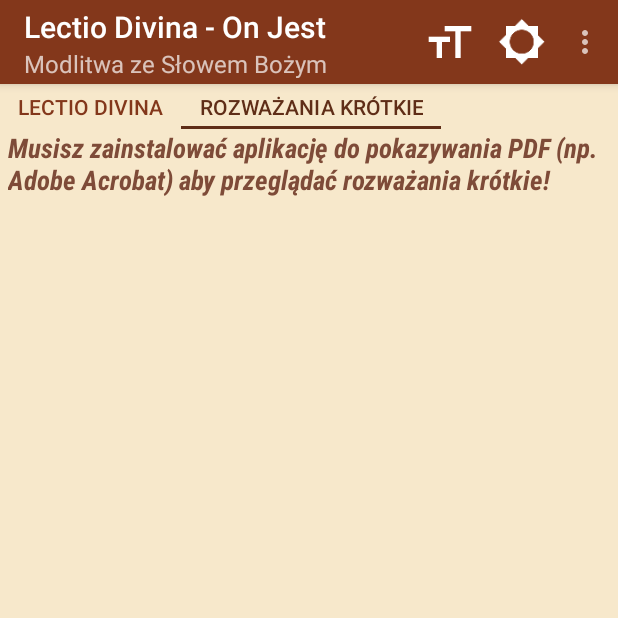
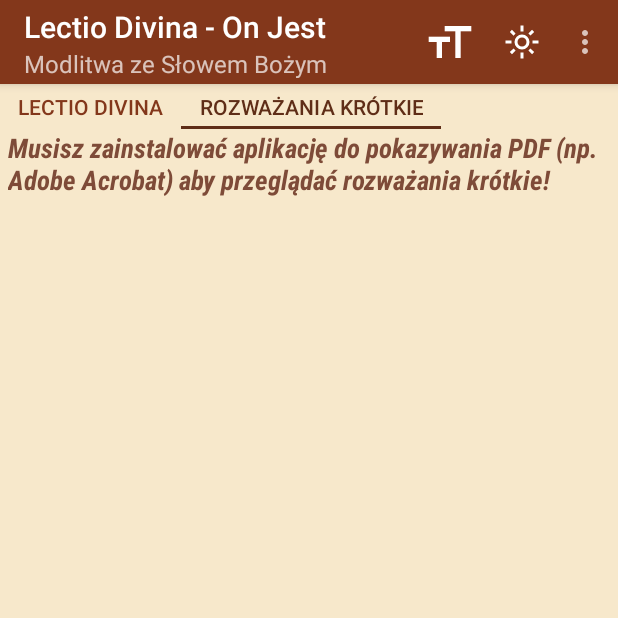
Before and after one commit to TomRom27/LectioDivinaOnJest, an Android app: the ReadingsActivity screen opened directly, with no data from a screen before it, tab 2 chosen, on a phone screen of 412 x 824 dp, the top half of it. Run offline under Robolectric (Android 15) with nearby library versions, the phone set to English and light mode, and no system bars.

Commit message:
Gradle upgrade and new theme change icons

```diff
--- a/app/build.gradle
+++ b/app/build.gradle
@@ -10,8 +10,8 @@ android {
         applicationId "com.tr.onjestslowo.app"
         minSdkVersion 28
         targetSdkVersion 34
-        versionCode 243
-        versionName '2.4.3'
+        versionCode 245
+        versionName '2.4.5'
     }
 
     buildFeatures {
--- /dev/null
+++ b/app/src/main/res/drawable/ic_dark_mode_vector.xml
@@ -0,0 +1,9 @@
+<vector xmlns:android="http://schemas.android.com/apk/res/android"
+    android:width="24dp"
+    android:height="24dp"
+    android:viewportWidth="960"
+    android:viewportHeight="960">
+  <path
+      android:pathData="M480,840q-150,0 -255,-105T120,480q0,-150 105,-255t255,-105q14,0 27.5,1t26.5,3q-41,29 -65.5,75.5T444,300q0,90 63,153t153,63q55,0 101,-24.5t75,-65.5q2,13 3,26.5t1,27.5q0,150 -105,255T480,840ZM480,760q88,0 158,-48.5T740,585q-20,5 -40,8t-40,3q-123,0 -209.5,-86.5T364,300q0,-20 3,-40t8,-40q-78,32 -126.5,102T200,480q0,116 82,198t198,82ZM470,490Z"
+      android:fillColor="#5f6368"/>
+</vector>
--- /dev/null
+++ b/app/src/main/res/drawable/ic_light_mode_vector.xml
@@ -0,0 +1,9 @@
+<vector xmlns:android="http://schemas.android.com/apk/res/android"
+    android:width="24dp"
+    android:height="24dp"
+    android:viewportWidth="960"
+    android:viewportHeight="960">
+  <path
+      android:pathData="M480,600q50,0 85,-35t35,-85q0,-50 -35,-85t-85,-35q-50,0 -85,35t-35,85q0,50 35,85t85,35ZM480,680q-83,0 -141.5,-58.5T280,480q0,-83 58.5,-141.5T480,280q83,0 141.5,58.5T680,480q0,83 -58.5,141.5T480,680ZM200,520L40,520v-80h160v80ZM920,520L760,520v-80h160v80ZM440,200v-160h80v160h-80ZM440,920v-160h80v160h-80ZM256,310l-101,-97 57,-59 96,100 -52,56ZM748,806 L651,705 704,650 805,747 748,806ZM650,256 L747,155 806,212 706,308 650,256ZM154,748l101,-97 55,53 -97,101 -59,-57ZM480,480Z"
+      android:fillColor="#5f6368"/>
+</vector>
--- a/app/src/main/res/menu/readings.xml
+++ b/app/src/main/res/menu/readings.xml
@@ -35,15 +35,19 @@
         android:visible="false"
         android:orderInCategory="600"
         app:showAsAction="ifRoom" />
+
     <item android:id="@+id/action_theme_to_night"
         android:title="@string/action_theme_to_night"
-        android:icon="@drawable/ic_brightness_5_white"
+        android:icon="@drawable/ic_light_mode_vector"
+        app:iconTint="@color/white"
         android:visible="true"
         android:orderInCategory="700"
         app:showAsAction="ifRoom" />
+
     <item android:id="@+id/action_theme_to_day"
         android:title="@string/action_theme_to_day"
-        android:icon="@drawable/ic_brightness_4_white"
+        android:icon="@drawable/ic_dark_mode_vector"
+        app:iconTint="@color/white"
         android:visible="false"
         android:orderInCategory="700"
         app:showAsAction="ifRoom" />
--- a/build.gradle
+++ b/build.gradle
@@ -7,7 +7,7 @@ buildscript {
         mavenCentral()
     }
     dependencies {
-        classpath 'com.android.tools.build:gradle:8.3.1'
+        classpath 'com.android.tools.build:gradle:8.4.1'
         classpath 'com.google.gms:google-services:4.3.15'
     }
 }
```
